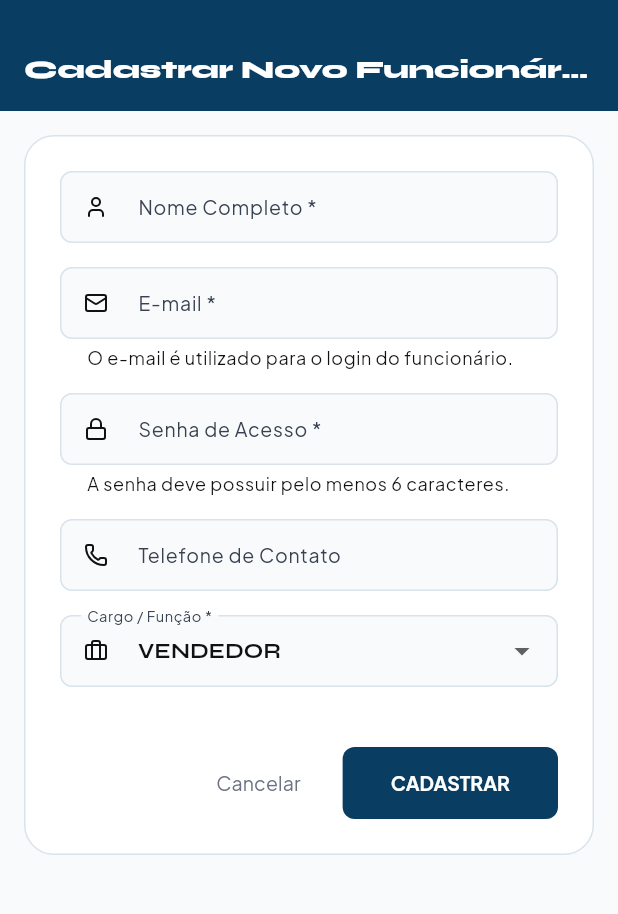
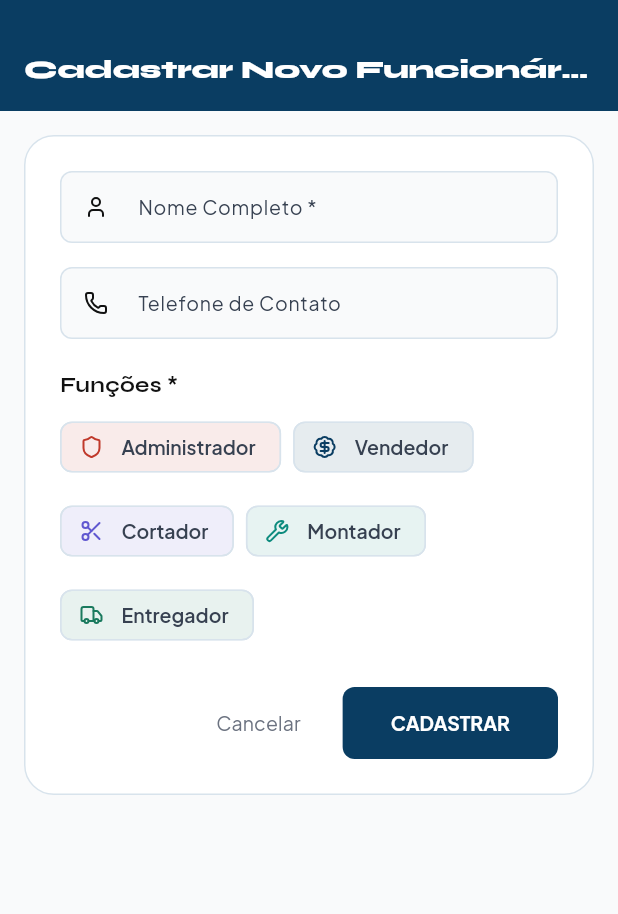
Before and after one commit to FiliRodrigues/PetraMarmoraria, a Flutter app: the EmployeeFormScreen screen opened by its route, on a phone screen of 412 x 824 dp, the part 57-971 px from its top. Run offline on Flutter 3.47's test engine with Material 3 defaults, Android fonts, the phone set to English and light mode, and no system bars; our stand-ins replace fl_chart, flutter_riverpod, go_router, google_fonts, lucide_icons, pdf and 2 more; accounts and stored records are empty.

Commit message:
feat: funcionarios sem email/senha + multiplas funcoes por funcionario
- Migration 011: profiles.role -> profiles.roles (TEXT[]), remove FK auth.users
- Profile model: String role -> List<String> roles + hasRole() helper
- ProfileService.createProfile: insercao direta no banco (sem Edge Function/auth)
- ProfileService.getProfilesByRole: usa .contains() para array
- Employee form: sem email/senha, multi-checkbox de funcoes com chips coloridos
- Employee list: mostra todas as funcoes
- Admin pode alterar funcoes de qualquer funcionario
- Atualizadas todas as referencias .role -> .roles/.hasRole()

```diff
--- a/petra_erp/lib/models/profile.dart
+++ b/petra_erp/lib/models/profile.dart
@@ -3,28 +3,31 @@ import 'package:flutter/foundation.dart';
 @immutable
 class Profile {
   final String id;
-  final String email;
+  final String? email;
   final String name;
-  final String role;
+  final List<String> roles;
   final String? phone;
   final bool active;
   final DateTime createdAt;
 
   const Profile({
     required this.id,
-    required this.email,
+    this.email,
     required this.name,
-    required this.role,
+    required this.roles,
     this.phone,
     this.active = true,
     required this.createdAt,
   });
 
+  bool hasRole(String role) => roles.contains(role);
+  bool get isAdmin => roles.contains('admin');
+
   Profile copyWith({
     String? id,
     String? email,
     String? name,
-    String? role,
+    List<String>? roles,
     String? phone,
     bool? active,
     DateTime? createdAt,
@@ -33,7 +36,7 @@ class Profile {
       id: id ?? this.id,
       email: email ?? this.email,
       name: name ?? this.name,
-      role: role ?? this.role,
+      roles: roles ?? this.roles,
       phone: phone ?? this.phone,
       active: active ?? this.active,
       createdAt: createdAt ?? this.createdAt,
@@ -45,7 +48,7 @@ class Profile {
       'id': id,
       'email': email,
       'name': name,
-      'role': role,
+      'roles': roles,
       'phone': phone,
       'active': active,
       'created_at': createdAt.toIso8601String(),
@@ -53,11 +56,20 @@ class Profile {
   }
 
   factory Profile.fromMap(Map<String, dynamic> map) {
+    final rawRoles = map['roles'];
+    List<String> rolesList;
+    if (rawRoles is List) {
+      rolesList = rawRoles.cast<String>();
+    } else if (rawRoles is String) {
+      rolesList = [rawRoles];
+    } else {
+      rolesList = ['vendedor'];
+    }
     return Profile(
       id: map['id'] as String,
-      email: map['email'] as String,
+      email: map['email'] as String?,
       name: map['name'] as String,
-      role: map['role'] as String,
+      roles: rolesList,
       phone: map['phone'] as String?,
       active: map['active'] as bool? ?? true,
       createdAt: DateTime.parse(map['created_at'] as String),
@@ -71,7 +83,7 @@ class Profile {
         other.id == id &&
         other.email == email &&
         other.name == name &&
-        other.role == role &&
+        listEquals(other.roles, roles) &&
         other.phone == phone &&
         other.active == active &&
         other.createdAt == createdAt;
@@ -79,11 +91,11 @@ class Profile {
 
   @override
   int get hashCode {
-    return Object.hash(id, email, name, role, phone, active, createdAt);
+    return Object.hash(id, email, name, Object.hashAll(roles), phone, active, createdAt);
   }
 
   @override
   String toString() {
-    return 'Profile(id: $id, email: $email, name: $name, role: $role, active: $active)';
+    return 'Profile(id: $id, email: $email, name: $name, roles: $roles, active: $active)';
   }
 }
--- a/petra_erp/lib/screens/employees/employee_form_screen.dart
+++ b/petra_erp/lib/screens/employees/employee_form_screen.dart
@@ -7,10 +7,8 @@ import '../../core/theme/app_theme.dart';
 import '../../core/utils/validators.dart';
 import '../../models/profile.dart';
 import '../../providers/employee_provider.dart';
-import '../../providers/supabase_provider.dart';
 import '../../widgets/widgets.dart';
 
-/// Screen to create or edit an employee profile.
 class EmployeeFormScreen extends ConsumerStatefulWidget {
   final String? id;
 
@@ -27,23 +25,45 @@ class _EmployeeFormScreenState extends ConsumerState<EmployeeFormScreen> {
   final _formKey = GlobalKey<FormState>();
 
   final _nameController = TextEditingController();
-  final _emailController = TextEditingController();
-  final _passwordController = TextEditingController();
   final _phoneController = TextEditingController();
 
-  String _selectedRole = 'vendedor';
+  final Set<String> _selectedRoles = {};
   bool _isActive = true;
   bool _isEditing = false;
   bool _isLoading = false;
   String? _errorMessage;
 
-  final List<String> _roles = [
+  static const _availableRoles = [
     'admin',
     'vendedor',
     'cortador',
     'montador',
     'entregador',
   ];
+
+  static const _roleLabels = {
+    'admin': 'Administrador',
+    'vendedor': 'Vendedor',
+    'cortador': 'Cortador',
+    'montador': 'Montador',
+    'entregador': 'Entregador',
+  };
+
+  static const _roleIcons = {
+    'admin': LucideIcons.shield,
+    'vendedor': LucideIcons.badgeDollarSign,
+    'cortador': LucideIcons.scissors,
+    'montador': LucideIcons.wrench,
+    'entregador': LucideIcons.truck,
+  };
+
+  static const _roleColors = <String, Color>{
+    'admin': AppColors.staleCrit,
+    'vendedor': AppColors.primary,
+    'cortador': AppColors.corte,
+    'montador': AppColors.montagem,
+    'entregador': AppColors.entrega,
+  };
 
   @override
   void initState() {
@@ -61,11 +81,8 @@ class _EmployeeFormScreenState extends ConsumerState<EmployeeFormScreen> {
         try {
           final profile = list.firstWhere((e) => e.id == widget.id);
           _nameController.text = profile.name;
-          _emailController.text = profile.email;
           _phoneController.text = profile.phone ?? '';
-          _selectedRole = _roles.contains(profile.role.toLowerCase())
-              ? profile.role.toLowerCase()
-              : 'vendedor';
+          _selectedRoles.addAll(profile.roles);
           _isActive = profile.active;
         } catch (_) {
           _errorMessage = 'Funcionário não encontrado no cache.';
@@ -80,14 +97,19 @@ class _EmployeeFormScreenState extends ConsumerState<EmployeeFormScreen> {
   @override
   void dispose() {
     _nameController.dispose();
-    _emailController.dispose();
-    _passwordController.dispose();
     _phoneController.dispose();
     super.dispose();
   }
 
   Future<void> _saveEmployee() async {
     if (!_formKey.currentState!.validate()) return;
+
+    if (_selectedRoles.isEmpty) {
+      setState(() {
+        _errorMessage = 'Selecione pelo menos uma função.';
+      });
+      return;
+    }
 
     setState(() {
       _isLoading = true;
@@ -98,39 +120,21 @@ class _EmployeeFormScreenState extends ConsumerState<EmployeeFormScreen> {
       if (_isEditing) {
         final updatedProfile = Profile(
           id: widget.id!,
-          email: _emailController.text.trim(),
           name: _nameController.text.trim(),
-          role: _selectedRole,
+          roles: _selectedRoles.toList(),
           phone: _phoneController.text.trim().isEmpty ? null : _phoneController.text.trim(),
           active: _isActive,
           createdAt: DateTime.now(),
         );
-
         await ref.read(employeeProvider.notifier).updateEmployee(updatedProfile);
-        if (mounted) {
-          context.pop();
-        }
+        if (mounted) context.pop();
       } else {
-        final profileService = ref.read(profileServiceProvider);
-        await profileService.createProfile(
-          email: _emailController.text.trim(),
-          password: _passwordController.text.trim(),
+        await ref.read(employeeProvider.notifier).createEmployee(
           name: _nameController.text.trim(),
-          role: _selectedRole,
+          roles: _selectedRoles.toList(),
           phone: _phoneController.text.trim().isEmpty ? null : _phoneController.text.trim(),
         );
-
-        await ref.read(employeeProvider.notifier).loadEmployees();
-
-        if (mounted) {
-          context.pop();
-          ScaffoldMessenger.of(context).showSnackBar(
-            SnackBar(
-              content: Text('Funcionário ${_nameController.text.trim()} cadastrado com sucesso!'),
-              backgroundColor: AppColors.staleOk,
-            ),
-          );
-        }
+        if (mounted) context.pop();
       }
     } catch (e) {
       setState(() {
@@ -180,7 +184,6 @@ class _EmployeeFormScreenState extends ConsumerState<EmployeeFormScreen> {
                       const SizedBox(height: 16.0),
                     ],
 
-                    // Name
                     TextFormField(
                       controller: _nameController,
                       decoration: const InputDecoration(
@@ -191,35 +194,6 @@ class _EmployeeFormScreenState extends ConsumerState<EmployeeFormScreen> {
                     ),
                     const SizedBox(height: 16.0),
 
-                    // Email (restricted from editing)
-                    TextFormField(
-                      controller: _emailController,
-                      enabled: !_isEditing,
-                      decoration: const InputDecoration(
-                        labelText: 'E-mail *',
-                        prefixIcon: Icon(LucideIcons.mail, size: 16),
-                        helperText: 'O e-mail é utilizado para o login do funcionário.',
-                      ),
-                      validator: Validators.validateEmail,
-                    ),
-                    const SizedBox(height: 16.0),
-
-                    // Password (visible only when creating)
-                    if (!_isEditing) ...[
-                      TextFormField(
-                        controller: _passwordController,
-                        obscureText: true,
-                        decoration: const InputDecoration(
-                          labelText: 'Senha de Acesso *',
-                          prefixIcon: Icon(LucideIcons.lock, size: 16),
-                          helperText: 'A senha deve possuir pelo menos 6 caracteres.',
-                        ),
-                        validator: Validators.validatePassword,
-                      ),
-                      const SizedBox(height: 16.0),
-                    ],
-
-                    // Phone
                     TextFormField(
                       controller: _phoneController,
                       decoration: const InputDecoration(
@@ -227,33 +201,50 @@ class _EmployeeFormScreenState extends ConsumerState<EmployeeFormScreen> {
                         prefixIcon: Icon(LucideIcons.phone, size: 16),
                       ),
                     ),
-                    const SizedBox(height: 16.0),
+                    const SizedBox(height: 20.0),
 
-                    // Role Dropdown
-                    DropdownButtonFormField<String>(
-                      value: _selectedRole,
-                      decoration: const InputDecoration(
-                        labelText: 'Cargo / Função *',
-                        prefixIcon: Icon(LucideIcons.briefcase, size: 16),
-                      ),
-                      items: _roles.map((role) {
-                        return DropdownMenuItem<String>(
-                          value: role,
-                          child: Text(role.toUpperCase()),
+                    Text('Funções *',
+                      style: AppTheme.syne(fontSize: 14, fontWeight: FontWeight.w700),
+                    ),
+                    const SizedBox(height: 8.0),
+
+                    Wrap(
+                      spacing: 8,
+                      runSpacing: 8,
+                      children: _availableRoles.map((role) {
+                        final selected = _selectedRoles.contains(role);
+                        final color = _roleColors[role] ?? AppColors.primary;
+                        return FilterChip(
+                          selected: selected,
+                          label: Text(_roleLabels[role] ?? role,
+                            style: AppTheme.jakarta(
+                              fontSize: 13,
+                              fontWeight: FontWeight.w600,
+                              color: selected ? Colors.white : AppColors.textSecondary,
+                            ),
+                          ),
+                          selectedColor: color,
+                          checkmarkColor: Colors.white,
+                          backgroundColor: color.withValues(alpha: 0.1),
+                          side: BorderSide(color: selected ? color : AppColors.border),
+                          avatar: Icon(_roleIcons[role] ?? LucideIcons.user,
+                            size: 16,
+                            color: selected ? Colors.white : color,
+                          ),
+                          onSelected: (val) {
+                            setState(() {
+                              if (val) {
+                                _selectedRoles.add(role);
+                              } else {
+                                _selectedRoles.remove(role);
+                              }
+                            });
+                          },
                         );
                       }).toList(),
-                      onChanged: (val) {
-                        if (val != null) {
-                          setState(() {
-                            _selectedRole = val;
-                          });
-                        }
-                      },
                     ),
-                    const SizedBox(height: 16.0),
-
-                    // Active Toggle (Visible only when editing)
                     if (_isEditing) ...[
+                      const SizedBox(height: 20.0),
                       Row(
                         children: [
                           Text(
@@ -273,12 +264,10 @@ class _EmployeeFormScreenState extends ConsumerState<EmployeeFormScreen> {
                           Text(_isActive ? 'ATIVO' : 'INATIVO'),
                         ],
                       ),
-                      const SizedBox(height: 16.0),
                     ],
 
                     const SizedBox(height: 24.0),
 
-                    // Buttons Row
                     Row(
                       mainAxisAlignment: MainAxisAlignment.end,
                       children: [
--- a/petra_erp/lib/screens/employees/employee_list_screen.dart
+++ b/petra_erp/lib/screens/employees/employee_list_screen.dart
@@ -44,7 +44,7 @@ class _EmployeeListScreenState extends ConsumerState<EmployeeListScreen> {
 
     return currentProfileAsync.when(
       data: (profile) {
-        if (profile == null || profile.role.toLowerCase() != 'admin') {
+        if (profile == null || !profile.hasRole('admin')) {
           return const Scaffold(
             body: Center(
               child: Padding(
@@ -81,8 +81,8 @@ class _EmployeeListScreenState extends ConsumerState<EmployeeListScreen> {
               final filtered = employees.where((emp) {
                 final query = _searchText.toLowerCase();
                 final nameMatch = emp.name.toLowerCase().contains(query);
-                final roleMatch = emp.role.toLowerCase().contains(query);
-                final emailMatch = emp.email.toLowerCase().contains(query);
+                final roleMatch = emp.roles.any((r) => r.toLowerCase().contains(query));
+                final emailMatch = (emp.email ?? '').toLowerCase().contains(query);
                 return nameMatch || roleMatch || emailMatch;
               }).toList();
 
@@ -149,7 +149,7 @@ class _EmployeeListScreenState extends ConsumerState<EmployeeListScreen> {
                                     ],
                                   ),
                                   subtitle: Text(
-                                    'Cargo: ${emp.role.toUpperCase()} | ${emp.email}',
+                                    'Funções: ${emp.roles.map((r) => r.toUpperCase()).join(', ')} | ${emp.email ?? 'Sem email'}',
                                     style: AppTheme.jakarta(fontSize: 12, color: AppColors.textMuted)),
                                   trailing: Row(
                                     mainAxisSize: MainAxisSize.min,
--- a/petra_erp/lib/screens/profile/profile_screen.dart
+++ b/petra_erp/lib/screens/profile/profile_screen.dart
@@ -69,14 +69,14 @@ class ProfileScreen extends ConsumerWidget {
                           color: AppColors.primary.withValues(alpha: 0.08),
                           borderRadius: BorderRadius.circular(AppTheme.radiusSm),
                         ),
-                        child: Text(profile.role.toUpperCase(),
+                        child: Text(profile.roles.map((r) => r.toUpperCase()).join(', '),
                           style: AppTheme.jakarta(fontSize: 11, fontWeight: FontWeight.w800, color: AppColors.primary)),
                       ),
                       const SizedBox(height: 24),
                       const Divider(color: AppColors.border),
                       const SizedBox(height: 20),
 
-                      _ProfileField(LucideIcons.mail, 'E-mail', profile.email),
+                      _ProfileField(LucideIcons.mail, 'E-mail', profile.email ?? '—'),
                       const SizedBox(height: 16),
                       _ProfileField(LucideIcons.phone, 'Telefone',
                           profile.phone ?? 'Não cadastrado'),
--- a/petra_erp/lib/widgets/common/app_drawer.dart
+++ b/petra_erp/lib/widgets/common/app_drawer.dart
@@ -15,7 +15,7 @@ class AppDrawer extends ConsumerWidget {
   Widget build(BuildContext context, WidgetRef ref) {
     final profileAsync = ref.watch(currentProfileProvider);
     final profile      = profileAsync.value;
-    final isAdmin      = profile?.role == 'admin';
+    final isAdmin      = profile?.hasRole('admin') ?? false;
 
     String location = '/';
     try { location = GoRouterState.of(context).matchedLocation; } catch (_) {}
```
Also changed, not shown: petra_erp/lib/core/utils/team_resolver.dart (+4 -6 lines), petra_erp/lib/pdf/os_pdf_generator.dart (+4 -6 lines), petra_erp/lib/providers/employee_provider.dart (+13 -0 lines), petra_erp/lib/screens/service_orders/os_detail_screen.dart (+4 -4 lines), petra_erp/lib/services/profile_service.dart (+15 -12 lines), 3 other files.
